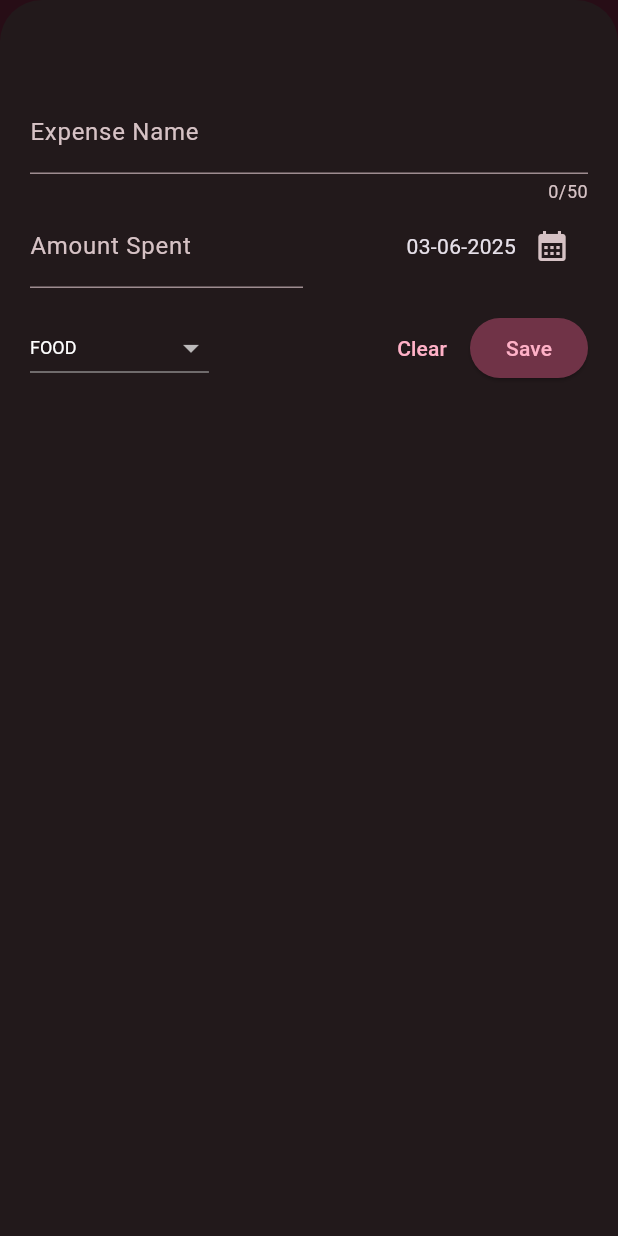
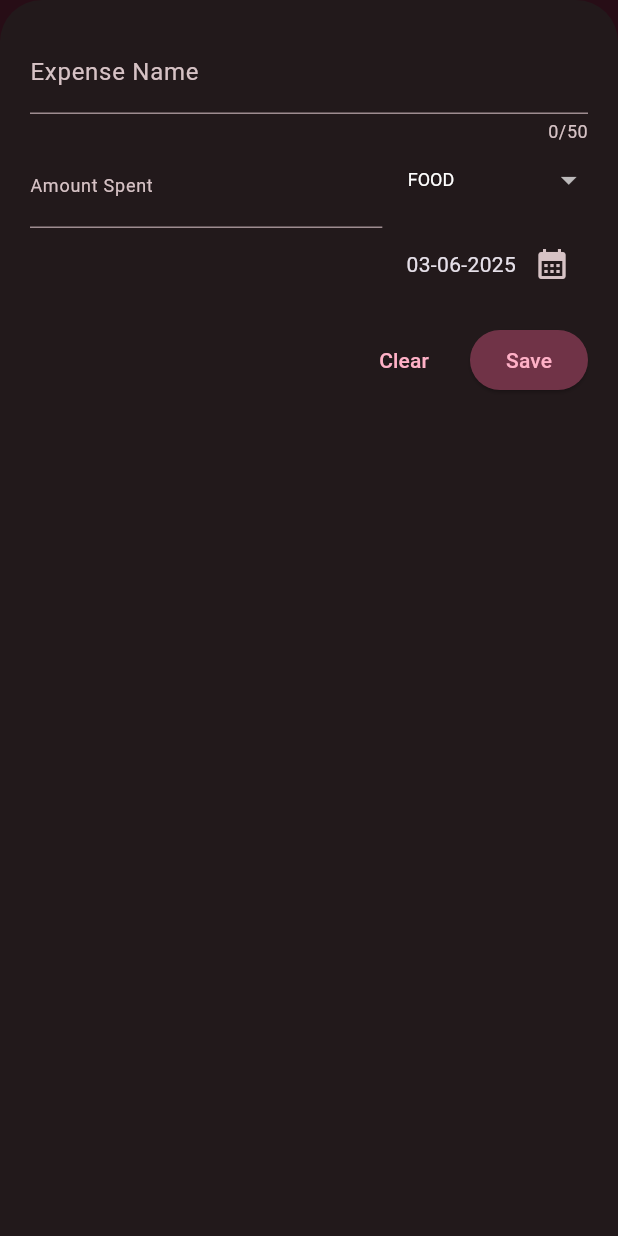
Before and after one commit to KovaKreative/flutter-expense-tracker, a Flutter app: the screen it shows after launch, after a tap on the "add" icon, on a phone screen of 412 x 824 dp. Run offline on Flutter 3.47's test engine with Material 3 defaults, Android fonts, the phone set to English and light mode, and no system bars.

Commit message:
Implement responsiveness

```diff
--- a/lib/expenses.dart
+++ b/lib/expenses.dart
@@ -60,6 +60,7 @@ class _ExpensesState extends State<Expenses> {
 
   void _openAddModal() {
     showModalBottomSheet(
+      useSafeArea: true,
       isScrollControlled: true,
       context: context,
       builder: (ctx) {
@@ -70,6 +71,8 @@ class _ExpensesState extends State<Expenses> {
 
   @override
   build(context) {
+    final width = MediaQuery.of(context).size.width;
+
     Widget mainContent = _registeredExpenses.isNotEmpty
         ? ExpenseList(
             expenses: _registeredExpenses,
@@ -79,17 +82,19 @@ class _ExpensesState extends State<Expenses> {
             child: Text('No registered expenses. Click + above to add one!'),
           );
 
+    final pageContent = [
+      Expanded(child: Chart(expenses: _registeredExpenses)),
+      Expanded(child: mainContent),
+    ];
+
     return Scaffold(
       appBar: AppBar(
         title: Text('Expense Tracker'),
         actions: [IconButton(onPressed: _openAddModal, icon: Icon(Icons.add))],
       ),
-      body: Column(
-        children: [
-          Chart(expenses: _registeredExpenses),
-          Expanded(child: mainContent),
-        ],
-      ),
+      body: width < 600
+          ? Column(children: pageContent)
+          : Row(children: pageContent),
     );
   }
 }
--- a/lib/widgets/chart/chart_bar.dart
+++ b/lib/widgets/chart/chart_bar.dart
@@ -1,10 +1,7 @@
 import 'package:flutter/material.dart';
 
 class ChartBar extends StatelessWidget {
-  const ChartBar({
-    super.key,
-    required this.fill,
-  });
+  const ChartBar({super.key, required this.fill});
 
   final double fill;
 
@@ -20,8 +17,9 @@ class ChartBar extends StatelessWidget {
           child: DecoratedBox(
             decoration: BoxDecoration(
               shape: BoxShape.rectangle,
-              borderRadius:
-                  const BorderRadius.vertical(top: Radius.circular(3)),
+              borderRadius: const BorderRadius.vertical(
+                top: Radius.circular(3),
+              ),
               color: isDarkMode
                   ? Theme.of(context).colorScheme.secondary
                   : Theme.of(context).colorScheme.primary.withAlpha(166),
--- a/lib/widgets/expense_widgets/new_expense.dart
+++ b/lib/widgets/expense_widgets/new_expense.dart
@@ -1,3 +1,5 @@
+import 'dart:ui';
+
 import 'package:expense_tracker/models/expense.dart';
 import 'package:flutter/material.dart';
 import 'package:intl/intl.dart';
@@ -72,63 +74,55 @@ class _NewExpenseState extends State<NewExpense> {
       return;
     }
 
-    Expense newExpense = Expense(title: _titleController.text, amount: enteredAmount, date: _dateController, category: _category);
+    Expense newExpense = Expense(
+      title: _titleController.text,
+      amount: enteredAmount,
+      date: _dateController,
+      category: _category,
+    );
     widget.addExpense(newExpense);
     Navigator.pop(context);
   }
 
   @override
   build(context) {
-    return Padding(
-      padding: EdgeInsets.symmetric(vertical: 60, horizontal: 20),
-      child: Column(
-        children: [
-          TextField(
+    final keyboardSpace = MediaQuery.of(context).viewInsets.bottom;
+    final titleInput = TextField(
       controller: _titleController,
       maxLength: 50,
       decoration: const InputDecoration(label: Text("Expense Name")),
       keyboardType: TextInputType.text,
-          ),
-          Row(
-            children: [
-              Expanded(
-                child: TextField(
+    );
+
+    final amountInput = TextField(
       controller: _amountController,
       decoration: const InputDecoration(
         prefixText: "\$",
-                    label: Text("Amount Spent", style: TextStyle(fontSize: 16)),
+        label: Text("Amount Spent", style: TextStyle(fontSize: 12)),
       ),
       keyboardType: TextInputType.number,
-                ),
-              ),
-              const SizedBox(width: 8),
-              Expanded(
-                child: Row(
+    );
+
+    final datePicker = Row(
       mainAxisAlignment: MainAxisAlignment.end,
       crossAxisAlignment: CrossAxisAlignment.center,
       children: [
-                    Text(formatter.format(_dateController),),
+        Text(formatter.format(_dateController)),
         IconButton(
           onPressed: _openDatePicker,
           icon: const Icon(Icons.calendar_month),
         ),
       ],
-                ),
-              ),
-            ],
-          ),
-          const SizedBox(height: 16),
-          Row(
-            children: [
-              DropdownButton(
-                style: TextStyle(fontSize: 12),
+    );
+
+    final dropDown = DropdownButtonHideUnderline(
+      child: DropdownButton(
+        style: const TextStyle(fontSize: 12),
         value: _category,
         items: Categories.values
             .map(
-                      (c) => DropdownMenuItem(
-                        value: c,
-                        child: Text(c.name.toUpperCase()),
-                      ),
+              (c) =>
+                  DropdownMenuItem(value: c, child: Text(c.name.toUpperCase())),
             )
             .toList(),
         onChanged: (value) {
@@ -140,21 +134,72 @@ class _NewExpenseState extends State<NewExpense> {
           });
         },
       ),
-              const Spacer(),
+    );
+
+    final controls = Row(
+      mainAxisAlignment: MainAxisAlignment.end,
+      children: [
         TextButton(
           onPressed: () {
             Navigator.pop(context);
           },
           child: const Text("Clear"),
         ),
+        // const Spacer(),
+        const SizedBox(width: 12),
         ElevatedButton(
           onPressed: _submitExpenseData,
           child: const Text("Save"),
         ),
       ],
+    );
+
+    return LayoutBuilder(
+      builder: (ctx, constraints) {
+        final width = constraints.maxWidth;
+
+        return SizedBox(
+          height: double.infinity,
+          child: SingleChildScrollView(
+            child: Padding(
+              padding: EdgeInsets.fromLTRB(20, 20, 20, keyboardSpace + 20),
+              child: Column(
+                children: [
+                  titleInput,
+                  if (width > 600)
+                    Row(
+                      crossAxisAlignment: CrossAxisAlignment.end,
+                      children: [
+                        Expanded(child: amountInput),
+                        const SizedBox(width: 8),
+                        dropDown,
+                        const SizedBox(width: 8),
+                        datePicker,
+                      ],
+                    )
+                  else
+                    Row(
+                      crossAxisAlignment: CrossAxisAlignment.start,
+                      children: [
+                        Expanded(child: amountInput),
+                        const SizedBox(width: 16),
+                        Column(
+                          children: [
+                            dropDown,
+                            const SizedBox(height: 8),
+                            datePicker,
+                          ],
                         ),
                       ],
                     ),
+                  const SizedBox(height: 16),
+                  controls,
+                ],
+              ),
+            ),
+          ),
+        );
+      },
     );
   }
 }
```
Lines whose indentation alone changed are shown as unchanged.
